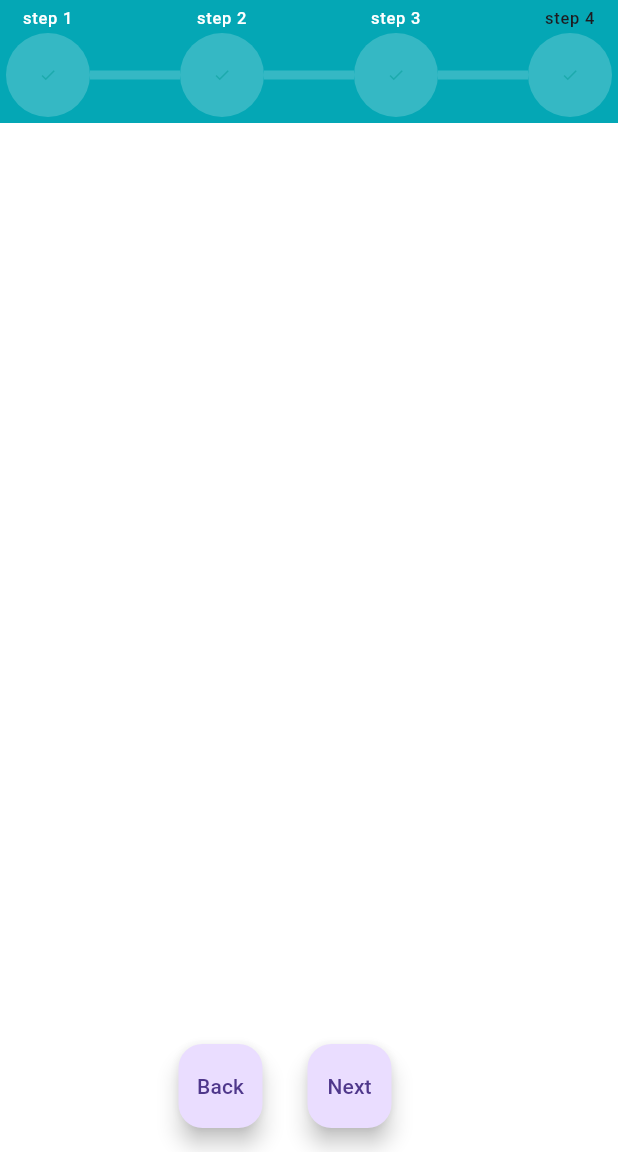
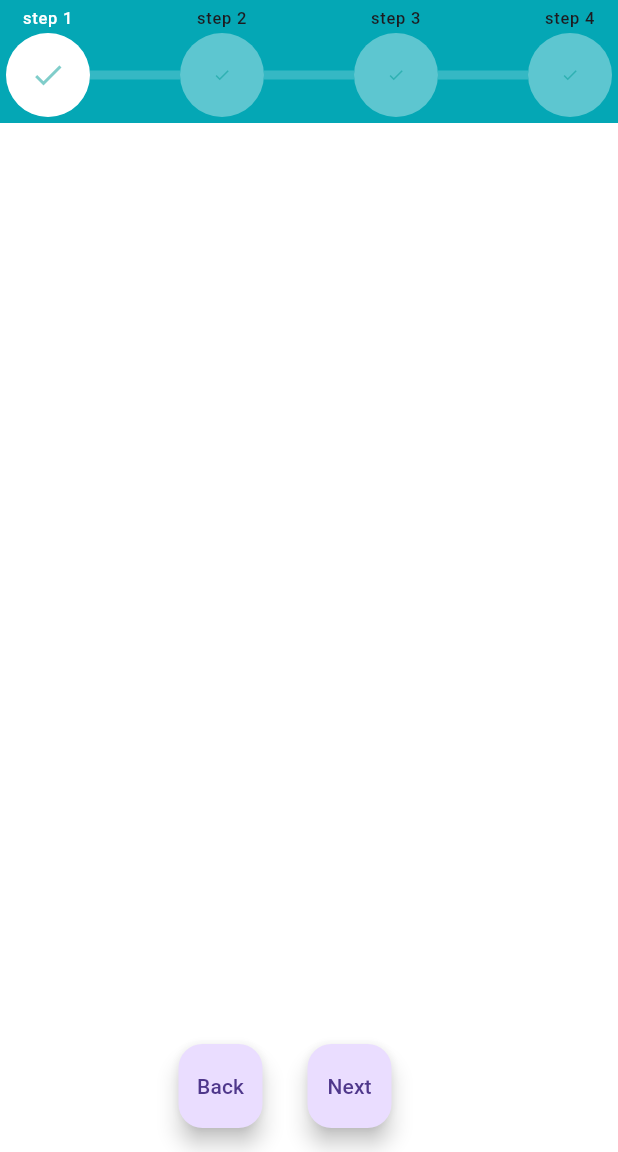
Before and after one commit to TalebRafiepour/step-progress, a Flutter app: the ExampleOne screen opened directly, on a phone screen of 412 x 824 dp, the part 84-1236 px from its top. Run offline on Flutter 3.47's test engine with Material 3 defaults, Android fonts, the phone set to English and light mode, and no system bars.

Commit message:
refactor: Improve code to enable isActive property work for StepNode

```diff
--- a/lib/src/horizontal_step_progress/horizontal_step_progress.dart
+++ b/lib/src/horizontal_step_progress/horizontal_step_progress.dart
@@ -72,7 +72,9 @@ class HorizontalStepProgress extends StatelessWidget {
                     isActive: index <= currentStep,
                     style: stepNodeStyle,
                   ),
-                  const StepLine(),
+                  StepLine(
+                    isActive: index < currentStep,
+                  ),
                 ],
               ),
             );
--- a/lib/src/step_line/step_line.dart
+++ b/lib/src/step_line/step_line.dart
@@ -5,13 +5,13 @@ class StepLine extends StatelessWidget {
   const StepLine({
     this.direction = Axis.horizontal,
     this.style = const StepLineStyle(),
-    this.active = false,
+    this.isActive = false,
     super.key,
   });
 
   final Axis direction;
 
-  final bool active;
+  final bool isActive;
   final StepLineStyle style;
 
   @override
@@ -24,7 +24,7 @@ class StepLine extends StatelessWidget {
             height: _height(constraint),
             color: style.foregroundColor,
             margin: style.margin,
-            child: active
+            child: isActive
                 ? AnimatedContainer(
                     width: _width(constraint),
                     height: _height(constraint),
--- a/lib/src/step_node/step_node.dart
+++ b/lib/src/step_node/step_node.dart
@@ -28,8 +28,10 @@ class StepNode extends StatelessWidget {
       decoration: style.decoration,
       child: StepNodeCore(
         iconColor: style.iconColor,
-        backgroundColor: style.activeBackgroundColor,
+        deaultForegroundColor: style.deaultForegroundColor,
+        activeForegroundColor: style.activeForegroundColor,
         stepNodeShape: style.shape,
+        isActive: isActive,
         icon: style.icon,
         width: width,
         height: height,
--- a/lib/src/step_node/step_node_core.dart
+++ b/lib/src/step_node/step_node_core.dart
@@ -6,23 +6,33 @@ class StepNodeCore extends StatelessWidget {
   const StepNodeCore({
     required this.stepNodeShape,
     this.iconColor = const Color.fromARGB(253, 6, 138, 129),
-    this.backgroundColor = Colors.white,
+    this.deaultForegroundColor = const Color.fromARGB(50, 255, 255, 255),
+    this.activeForegroundColor = Colors.white,
     this.icon = const Icon(
       Icons.check,
-      size: 18,
+      size: 24,
+      color: Color.fromARGB(129, 149, 195, 194),
+    ),
+    this.activeIcon = const Icon(
+      Icons.check,
+      size: 24,
       color: Color.fromARGB(129, 3, 156, 150),
     ),
+    this.isActive = false,
     this.width,
     this.height,
     super.key,
   });
 
-  final Widget icon;
+  final Widget? icon;
+  final Widget? activeIcon;
   final Color iconColor;
-  final Color backgroundColor;
+  final Color deaultForegroundColor;
+  final Color activeForegroundColor;
   final StepNodeShape stepNodeShape;
   final double? width;
   final double? height;
+  final bool isActive;
 
   @override
   Widget build(BuildContext context) {
@@ -30,7 +40,10 @@ class StepNodeCore extends StatelessWidget {
       width: width,
       height: height,
       stepNodeShape: stepNodeShape,
-      child: icon,
+      decoration: BoxDecoration(
+        color: isActive ? activeForegroundColor : deaultForegroundColor,
+      ),
+      child: isActive ? activeIcon : icon,
     );
   }
 }
--- a/lib/src/step_node/step_node_style.dart
+++ b/lib/src/step_node/step_node_style.dart
@@ -4,8 +4,8 @@ import 'package:step_progress/src/step_node/step_node_shape.dart';
 
 class StepNodeStyle {
   StepNodeStyle({
-    this.deaultBackgroundColor = const Color.fromARGB(50, 255, 255, 255),
-    this.activeBackgroundColor = Colors.white,
+    this.deaultForegroundColor = const Color.fromARGB(50, 255, 255, 255),
+    this.activeForegroundColor = Colors.white,
     this.shape = StepNodeShape.circle,
     this.decoration = const BoxDecoration(
       color: Color.fromARGB(50, 255, 255, 255),
@@ -20,8 +20,8 @@ class StepNodeStyle {
     this.rippleEffectStyle = const RippleEffectStyle(),
   });
 
-  final Color deaultBackgroundColor;
-  final Color activeBackgroundColor;
+  final Color deaultForegroundColor;
+  final Color activeForegroundColor;
   final Color iconColor;
   final StepNodeShape shape;
   final BoxDecoration decoration;
--- a/lib/src/step_progress.dart
+++ b/lib/src/step_progress.dart
@@ -88,6 +88,7 @@ class StepProgress extends StatefulWidget {
 
 class _StepProgressState extends State<StepProgress>
     with SingleTickerProviderStateMixin {
+  late int _currentStep = widget.controller.currentStep;
   // Animation controller to manage the animations
   late AnimationController _animationController;
 
@@ -124,7 +125,11 @@ class _StepProgressState extends State<StepProgress>
         curve: const Interval(0.25, 1, curve: Curves.easeOut),
       ),
     );
-    widget.controller.addListener(_animateProgress);
+    widget.controller.addListener(() {
+      setState(() {
+        _currentStep = widget.controller.currentStep;
+      });
+    });
     _animationController.addStatusListener((status) {
       if (status == AnimationStatus.completed) {
         widget.onStepChanged?.call(widget.controller.currentStep);
@@ -177,8 +182,8 @@ class _StepProgressState extends State<StepProgress>
       padding: widget.padding,
       width: double.infinity,
       child: HorizontalStepProgress(
-        totalStep: 4,
-        currentStep: 2,
+        totalStep: widget.controller.totalStep,
+        currentStep: _currentStep,
         labels: widget.labels,
         stepSize: widget.stepSize,
         stepNodeStyle: StepNodeStyle(),
```
